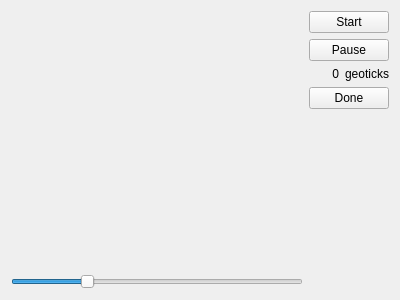
The window that tectonics.ui (tps12/Tec-Nine) describes before a commit, drawn with Qt 5.
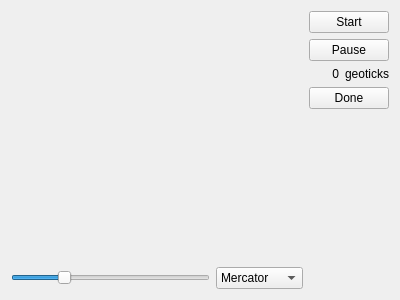
The same window after the commit.

Commit message: Main simulation has all projections.

The edit to the form file:
```diff
--- a/tectonics.ui
+++ b/tectonics.ui
@@ -19,13 +19,15 @@
      <item>
       <widget class="QWidget" name="content" native="true">
        <property name="sizePolicy">
-        <sizepolicy hsizetype="Expanding" vsizetype="Preferred">
+        <sizepolicy hsizetype="Expanding" vsizetype="MinimumExpanding">
          <horstretch>0</horstretch>
          <verstretch>0</verstretch>
         </sizepolicy>
        </property>
       </widget>
      </item>
+     <item>
+      <layout class="QHBoxLayout" name="horizontalLayout_3">
      <item>
       <widget class="QSlider" name="rotate">
        <property name="layoutDirection">
@@ -56,6 +58,33 @@
         <enum>QSlider::NoTicks</enum>
        </property>
       </widget>
+       </item>
+       <item>
+        <widget class="QComboBox" name="projection">
+         <property name="sizePolicy">
+          <sizepolicy hsizetype="Minimum" vsizetype="Fixed">
+           <horstretch>0</horstretch>
+           <verstretch>0</verstretch>
+          </sizepolicy>
+         </property>
+         <item>
+          <property name="text">
+           <string>Mercator</string>
+          </property>
+         </item>
+         <item>
+          <property name="text">
+           <string>Sinusoidal</string>
+          </property>
+         </item>
+         <item>
+          <property name="text">
+           <string>Flat</string>
+          </property>
+         </item>
+        </widget>
+       </item>
+      </layout>
      </item>
     </layout>
    </item>
```
Lines whose indentation alone changed are shown as unchanged. The commit also changes 2 other files.
